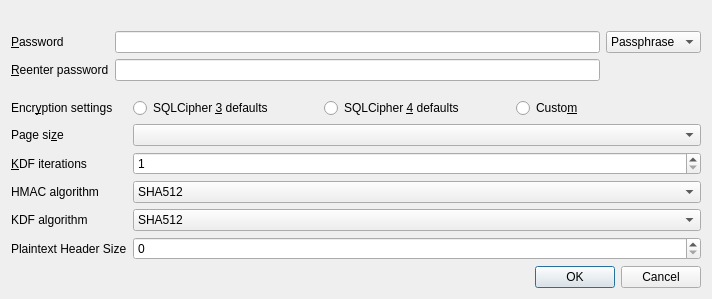
Qt form src/CipherDialog.ui (sqlitebrowser/sqlitebrowser) before a commit.
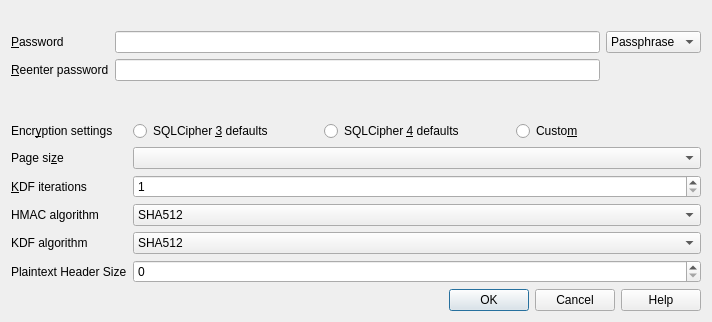
The same form after that commit.

Commit message:
Add links to the wiki as help for many dialogs
Fix compilation problem with some Qt versions regarding QUrl header.

```diff
--- a/src/CipherDialog.ui
+++ b/src/CipherDialog.ui
@@ -7,7 +7,7 @@
     <x>0</x>
     <y>0</y>
     <width>712</width>
-    <height>299</height>
+    <height>322</height>
    </rect>
   </property>
   <property name="windowTitle">
@@ -246,7 +246,7 @@
       <enum>Qt::Horizontal</enum>
      </property>
      <property name="standardButtons">
-      <set>QDialogButtonBox::Cancel|QDialogButtonBox::Ok</set>
+      <set>QDialogButtonBox::Cancel|QDialogButtonBox::Help|QDialogButtonBox::Ok</set>
      </property>
     </widget>
    </item>
```
Left out of the diff: 16 changed lines with no effect on the pictures. The commit also changes 6 other files.
